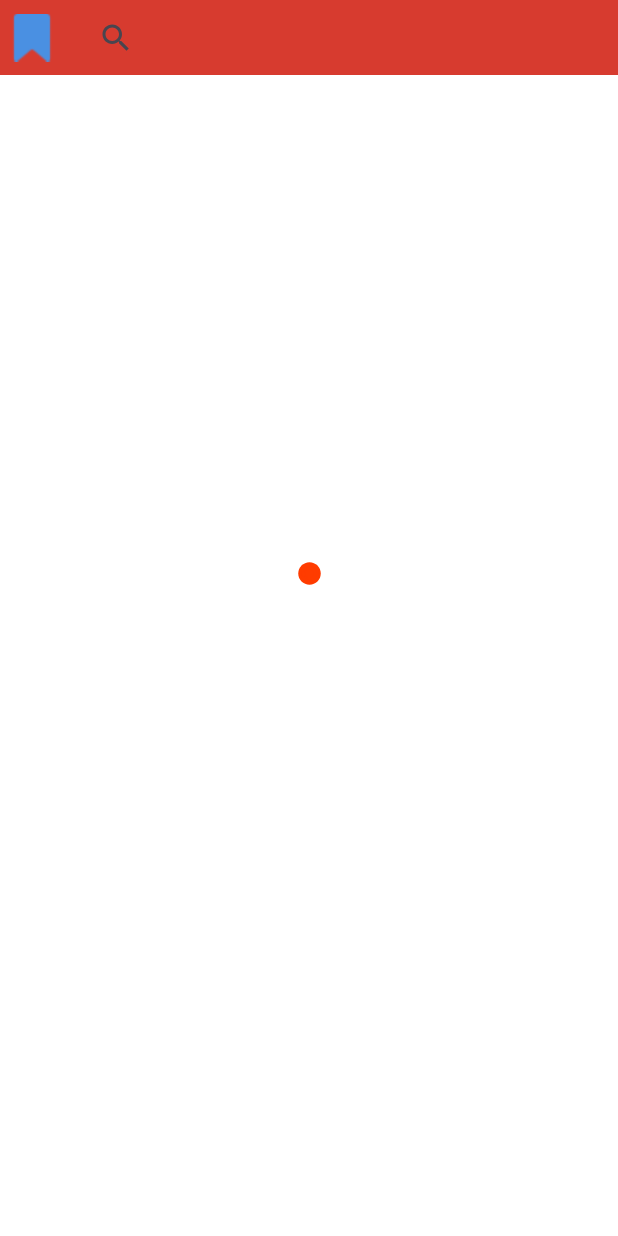
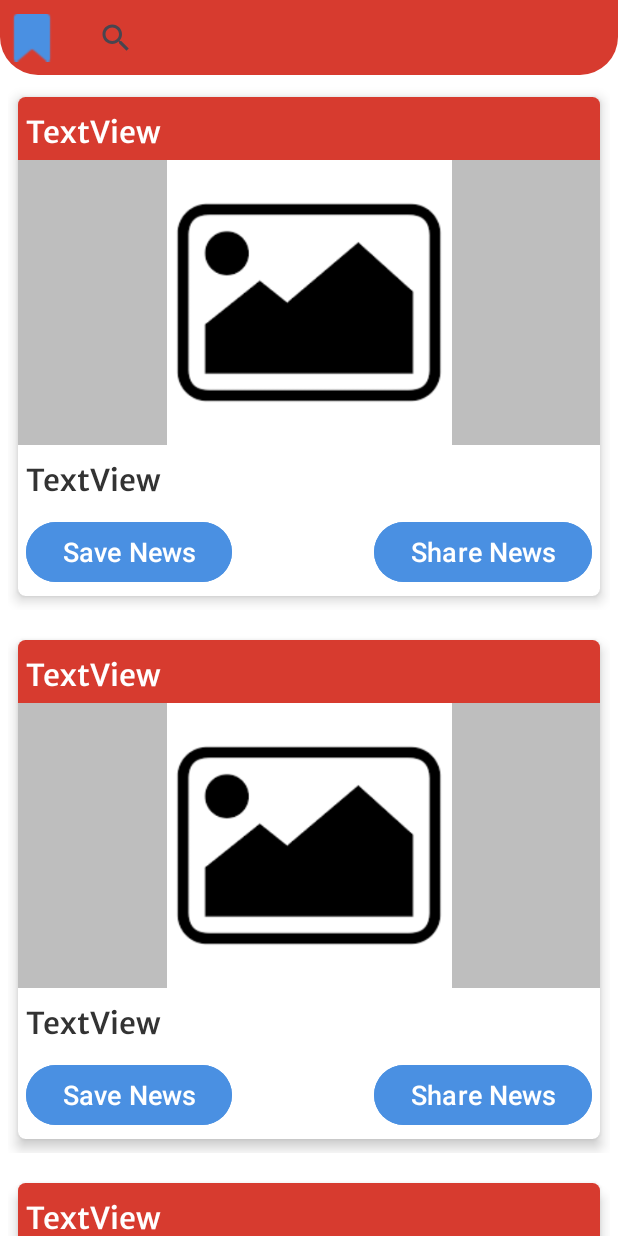
Before and after one commit to GeeklyCoder7/NewsApp, an Android app: the layout activity_main.xml on its own in the app's theme, with its tools: preview values and no code run, on a phone screen of 412 x 824 dp. Run offline under Robolectric (Android 15) with nearby library versions, the light colour scheme and no system bars.

Commit message:
Fixed some bugs.

```diff
--- /dev/null
+++ b/app/src/main/res/drawable/app_bar_background_drawable.xml
@@ -0,0 +1,9 @@
+<?xml version="1.0" encoding="utf-8"?>
+<selector xmlns:android="http://schemas.android.com/apk/res/android">
+    <item>
+        <shape android:shape="rectangle">
+            <solid android:color="@color/primary_color"/>
+            <corners android:bottomLeftRadius="25dp" android:bottomRightRadius="25dp"/>
+        </shape>
+    </item>
+</selector>
--- a/app/src/main/res/layout/activity_main.xml
+++ b/app/src/main/res/layout/activity_main.xml
@@ -6,14 +6,24 @@
     android:layout_width="match_parent"
     android:layout_height="match_parent"
     android:background="@color/background_color"
+    android:clipChildren="false"
     tools:context=".activities.MainActivity">
 
     <!-- Add SwipeRefreshLayout here -->
+    <FrameLayout
+        android:id="@+id/frameLayout"
+        android:layout_width="match_parent"
+        android:layout_height="wrap_content"
+        android:background="@android:color/transparent"
+        app:layout_constraintEnd_toEndOf="parent"
+        app:layout_constraintStart_toStartOf="parent"
+        app:layout_constraintTop_toTopOf="parent">
+
         <LinearLayout
             android:id="@+id/appBarHorizontalLayout"
             android:layout_width="match_parent"
             android:layout_height="50dp"
-        android:background="@color/primary_color"
+            android:background="@drawable/app_bar_background_drawable"
             android:orientation="horizontal"
             app:layout_constraintEnd_toEndOf="parent"
             app:layout_constraintStart_toStartOf="parent"
@@ -36,6 +46,49 @@
                 android:iconifiedByDefault="false" />
 
         </LinearLayout>
+    </FrameLayout>
+
+
+    <!-- Lottie Animation Progress Bar for loading -->
+    <androidx.recyclerview.widget.RecyclerView
+        android:id="@+id/categoryRecyclerView"
+        android:layout_width="match_parent"
+        android:layout_height="wrap_content"
+        android:orientation="horizontal"
+        app:layout_constraintEnd_toEndOf="parent"
+        app:layout_constraintStart_toStartOf="parent"
+        app:layout_constraintTop_toBottomOf="@+id/frameLayout">
+
+    </androidx.recyclerview.widget.RecyclerView>
+
+    <LinearLayout
+        android:id="@+id/errorShowingLinearLayout"
+        android:layout_width="0dp"
+        android:layout_height="0dp"
+        android:gravity="center_horizontal|center_vertical"
+        android:orientation="vertical"
+        android:visibility="gone"
+        app:layout_constraintBottom_toBottomOf="parent"
+        app:layout_constraintEnd_toEndOf="parent"
+        app:layout_constraintStart_toStartOf="parent"
+        app:layout_constraintTop_toBottomOf="@+id/categoryRecyclerView">
+
+        <ImageView
+            android:id="@+id/errorShowingImageView"
+            android:layout_width="120dp"
+            android:layout_height="120dp" />
+
+        <TextView
+            android:id="@+id/errorShowingTextView"
+            android:layout_width="match_parent"
+            android:layout_height="wrap_content"
+            android:layout_marginTop="5dp"
+            android:fontFamily="@font/baloo_bhai"
+            android:textAlignment="center"
+            android:textColor="@color/primary_color"
+            android:textSize="25sp" />
+
+    </LinearLayout>
 
     <androidx.swiperefreshlayout.widget.SwipeRefreshLayout
         android:id="@+id/swipeRefreshLayout"
@@ -44,7 +97,7 @@
         app:layout_constraintBottom_toTopOf="@+id/loadMoreProgressBar"
         app:layout_constraintEnd_toEndOf="parent"
         app:layout_constraintStart_toStartOf="parent"
-        app:layout_constraintTop_toBottomOf="@+id/appBarHorizontalLayout">
+        app:layout_constraintTop_toBottomOf="@+id/categoryRecyclerView">
 
         <!-- NestedScrollView stays the same -->
 
@@ -61,18 +114,10 @@
                 android:orientation="vertical">
 
                 <androidx.recyclerview.widget.RecyclerView
-                    android:id="@+id/categoryRecyclerView"
-                    android:layout_width="match_parent"
-                    android:layout_height="wrap_content"
-                    android:layout_marginTop="5dp"
-                    android:orientation="horizontal">
-
-                </androidx.recyclerview.widget.RecyclerView>
-
-                <androidx.recyclerview.widget.RecyclerView
                     android:id="@+id/newsRecyclerView"
                     android:layout_width="match_parent"
-                    android:layout_height="match_parent">
+                    android:layout_height="match_parent"
+                    tools:listitem="@layout/news_sample_card">
 
                 </androidx.recyclerview.widget.RecyclerView>
 
@@ -80,21 +125,23 @@
         </androidx.core.widget.NestedScrollView>
     </androidx.swiperefreshlayout.widget.SwipeRefreshLayout>
 
-    <!-- Lottie Animation Progress Bar for loading -->
-    <ProgressBar
+    <com.airbnb.lottie.LottieAnimationView
         android:id="@+id/loadMoreProgressBar"
-        style="?android:attr/progressBarStyle"
         android:layout_width="0dp"
-        android:layout_height="wrap_content"
+        android:layout_height="80dp"
         android:visibility="gone"
         app:layout_constraintBottom_toBottomOf="parent"
         app:layout_constraintEnd_toEndOf="parent"
-        app:layout_constraintStart_toStartOf="parent" />
+        app:layout_constraintStart_toStartOf="parent"
+        app:lottie_autoPlay="true"
+        app:lottie_loop="true"
+        app:lottie_rawRes="@raw/loading_next_page_animation" />
 
     <com.airbnb.lottie.LottieAnimationView
         android:id="@+id/fetchingNewsProgressBarAnimation"
         android:layout_width="150dp"
         android:layout_height="150dp"
+        android:visibility="gone"
         app:layout_constraintBottom_toBottomOf="parent"
         app:layout_constraintEnd_toEndOf="parent"
         app:layout_constraintStart_toStartOf="parent"
```
Also changed, not shown: app/src/main/java/com/example/newsapp/activities/MainActivity.java (+40 -9 lines), app/src/main/res/drawable/no_internet_connection_error_svg_image.xml (added, +15 -0 lines), app/src/main/res/raw/loading_next_page_animation.json (added, +1 -0 lines), app/src/main/res/drawable/retry_button_icon.png (added), app/src/main/res/drawable/server_error_image.png (added). Lines whose indentation alone changed are shown as unchanged.
